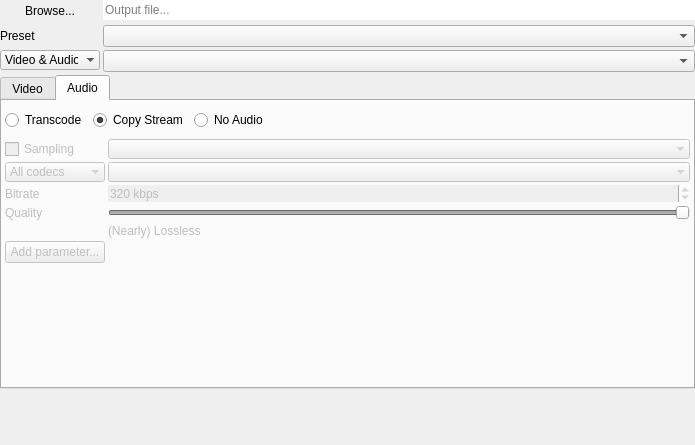
Above: DuFFMpeg/outputwidget.ui from RxLaboratory/DuME before the change. Below: the same form after it.
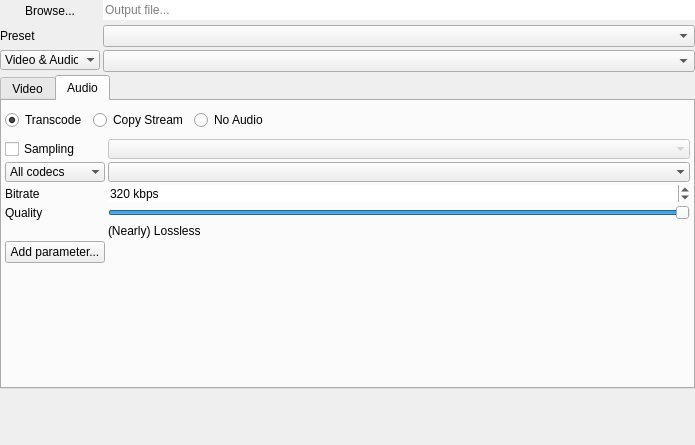
That is the form after the change. The open tabs and pages were chosen to show the change.

Commit message: use muxer type to adjust UI

```diff
--- a/DuFFMpeg/outputwidget.ui
+++ b/DuFFMpeg/outputwidget.ui
@@ -673,6 +673,9 @@
             <property name="text">
              <string>Transcode</string>
             </property>
+            <property name="checked">
+             <bool>true</bool>
+            </property>
            </widget>
           </item>
           <item>
@@ -681,7 +684,7 @@
              <string>Copy Stream</string>
             </property>
             <property name="checked">
-             <bool>true</bool>
+             <bool>false</bool>
             </property>
            </widget>
           </item>
@@ -710,9 +713,6 @@
        </item>
        <item>
         <widget class="QWidget" name="audioTranscodeWidget" native="true">
-         <property name="enabled">
-          <bool>false</bool>
-         </property>
          <layout class="QFormLayout" name="formLayout_2">
           <property name="horizontalSpacing">
            <number>3</number>
```
Left out of the diff: 10 changed lines with no effect on the pictures. The commit also changes 2 other files.
